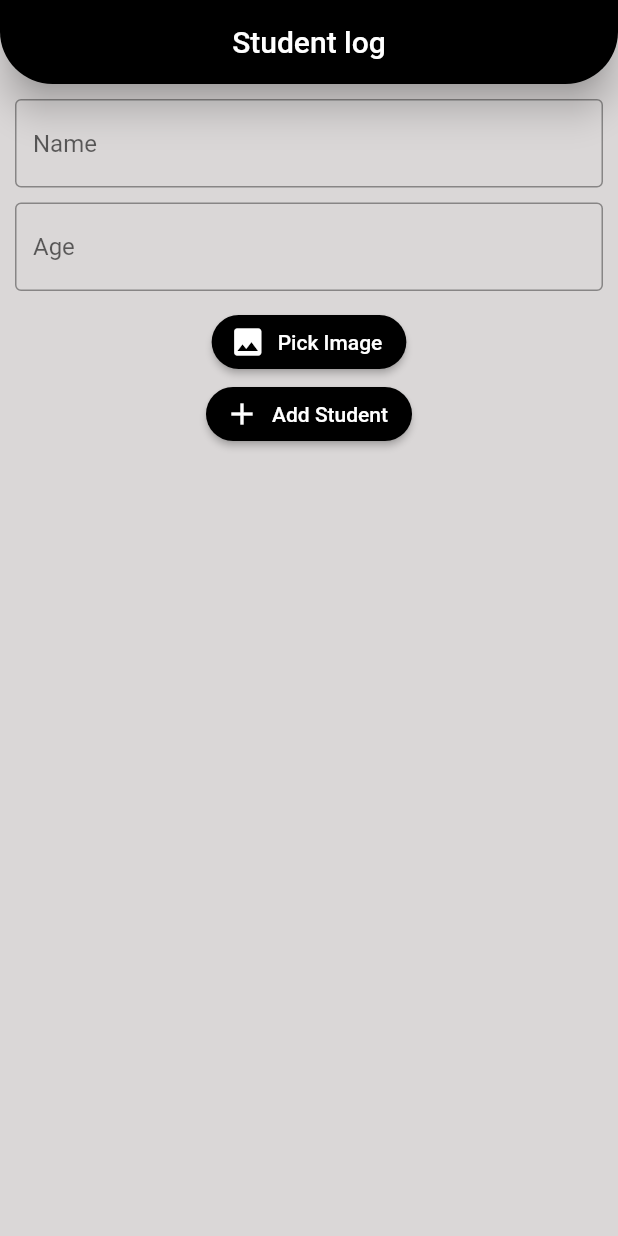
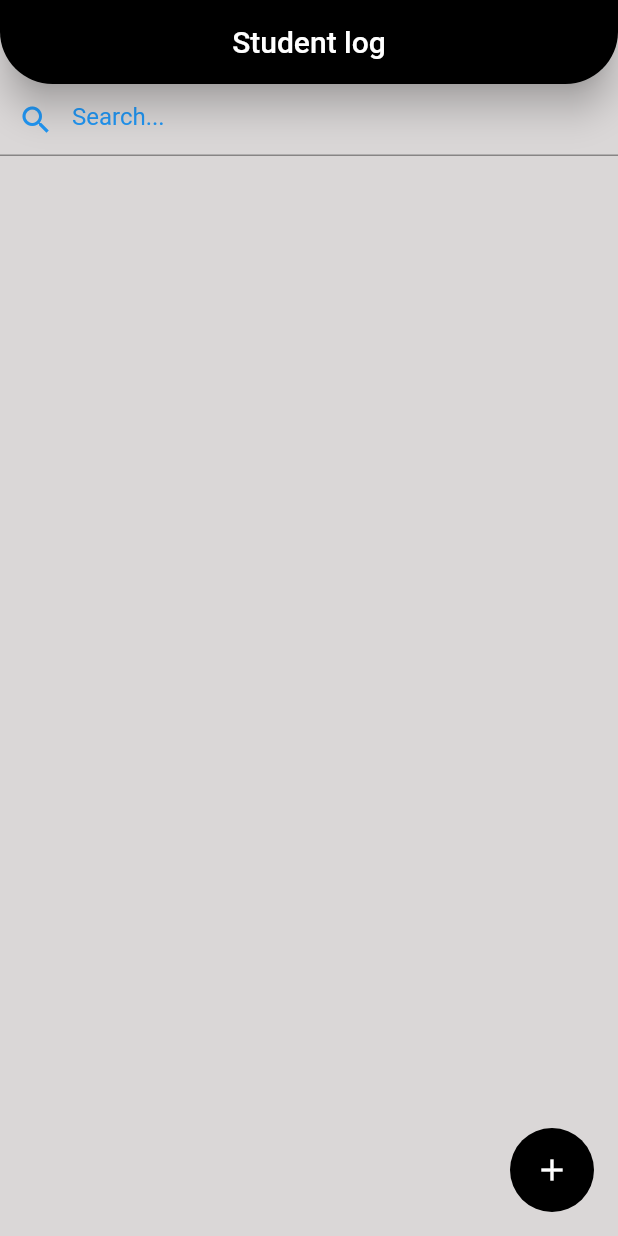
Before and after one commit to Mxxzi/hive-data-base, a Flutter app: the screen it shows after launch, on a phone screen of 412 x 824 dp. Run offline on Flutter 3.47's test engine with Material 2 defaults, Android fonts, the phone set to English and light mode, and no system bars; our stand-ins replace hive, hive_flutter, image_picker; missing offline and left inert: dart:ffi; accounts and stored records are empty.

Commit message:
this is the first project

```diff
--- a/lib/db/model/data_model.dart
+++ b/lib/db/model/data_model.dart
@@ -13,8 +13,15 @@ class StudentModel extends HiveObject {
   final String age;
 
   @HiveField(3)
+  final String place;
+
+  @HiveField(4)
   dynamic imagepath;
 
   StudentModel(
-      {required this.name, required this.age, this.id, this.imagepath});
+      {required this.name,
+      required this.age,
+      required this.place,
+      this.id,
+      this.imagepath});
 }
--- a/lib/list_student_widget.dart
+++ b/lib/list_student_widget.dart
@@ -4,26 +4,87 @@ import 'dart:ffi';
 
 import 'package:flutter/material.dart';
 import 'package:hive/hive.dart';
+import 'package:hive_database/alertWidget.dart';
 import 'package:hive_database/db/functions/db_functions.dart';
 import 'package:hive_database/db/model/data_model.dart';
 import 'package:hive_database/update_screen.dart';
 
-class ListStudentWidget extends StatelessWidget {
-  const ListStudentWidget({super.key});
+class ListStudentWidget extends StatefulWidget {
+  ListStudentWidget({super.key});
+
+  @override
+  State<ListStudentWidget> createState() => _ListStudentWidgetState();
+}
+
+class _ListStudentWidgetState extends State<ListStudentWidget> {
+  TextEditingController searchController = TextEditingController();
+  // bool _validation = false;
+
+  List<Widget> rowList = [];
+
+  showStudents(List<StudentModel> studentList) async {
+    rowList.clear();
+
+    for (int i = 0; i < studentList.length; i++) {
+      if (studentList
+          .elementAt(i)
+          .name
+          .toLowerCase()
+          .contains(searchController.text.toString())) {
+        // _validation = false;
+        rowList.add(buildStudentWidget(i, studentList));
+      } else {
+        // _validation = true;
+      }
+      // log('invalid $_validation');
+    }
+  }
 
   @override
   Widget build(BuildContext context) {
     return ValueListenableBuilder(
       valueListenable: studentListNotifier,
       builder: (BuildContext, List<StudentModel> studentList, Widget? child) {
-        return ListView.separated(
-          itemBuilder: ((ctx, index) {
+        showStudents(studentList);
+        return SingleChildScrollView(
+          child: Column(
+            mainAxisAlignment: MainAxisAlignment.end,
+            children: [
+              TextField(
+                onChanged: (value) {
+                  setState(() {
+                    showStudents(studentList);
+                  });
+                },
+                controller: searchController,
+                style: new TextStyle(
+                  color: Colors.black,
+                ),
+                decoration: new InputDecoration(
+                    prefixIcon: new Icon(Icons.search, color: Colors.blue),
+                    hintText: "Search...",
+                    hintStyle: new TextStyle(color: Colors.blue)),
+              ),
+              Column(
+                // children: _validation ? [Text('invalid item list')] :
+                children: rowList,
+              )
+            ],
+          ),
+        );
+      },
+    );
+  }
+
+  Widget buildStudentWidget(int index, List<StudentModel> studentList) {
+    dynamic avatar;
     final data = studentList[index];
-            dynamic avatar;
     if (studentList[index].imagepath != null) {
       avatar = base64Decode(studentList[index].imagepath);
     }
-            return ListTile(
+    return Column(
+      children: [
+        ListTile(
           leading: studentList[index].imagepath == null
               ? Icon(Icons.image)
               : CircleAvatar(
@@ -38,16 +99,28 @@ class ListStudentWidget extends StatelessWidget {
                         width: 70,
                         height: 70,
                       )))),
-              title: Text(data.name),
-              subtitle: Text(data.age),
+          title: Row(
+            children: [
+              Text(data.name),
+              SizedBox(
+                width: 10,
+              ),
+              Text(data.age),
+            ],
+          ),
+          subtitle: Text(data.place),
           trailing: Row(
             mainAxisSize: MainAxisSize.min,
             children: [
               IconButton(
                 onPressed: () async {
-                      log("dataaaa ${studentList[index].key}");
-                      log("dataaaa ${studentList[index]}");
-
+                  showDialog(
+                    context: context,
+                    builder: (context) {
+                      return AlertWidget(
+                        title: 'Delete',
+                        content: 'Do you want to delete this student log ?',
+                        onPressed: () {
                           if (data != null) {
                             deleteStudent(studentList[index].key);
                             ScaffoldMessenger.of(context).showSnackBar(SnackBar(
@@ -58,6 +131,11 @@ class ListStudentWidget extends StatelessWidget {
                           } else {
                             print('Student id is null.Unable to delete');
                           }
+                          Navigator.pop(context);
+                        },
+                      );
+                    },
+                  );
                 },
                 icon: Icon(
                   Icons.delete,
@@ -76,14 +154,8 @@ class ListStudentWidget extends StatelessWidget {
                   icon: Icon(Icons.edit))
             ],
           ),
-            );
-          }),
-          separatorBuilder: ((context, index) {
-            return const Divider();
-          }),
-          itemCount: studentList.length,
-        );
-      },
+        ),
+      ],
     );
   }
 }
--- a/lib/main.dart
+++ b/lib/main.dart
@@ -1,11 +1,13 @@
 import 'package:flutter/material.dart';
 import 'package:hive_database/db/model/data_model.dart';
-import 'package:hive_database/screen_home.dart';
+import 'package:hive_database/screen/screen_home.dart';
 import 'package:hive_flutter/adapters.dart';
 
 Future<void> main() async {
   WidgetsFlutterBinding.ensureInitialized();
+  // initializing Hive
   await Hive.initFlutter();
+
   if (!Hive.isAdapterRegistered(StudentModelAdapter().typeId)) {
     Hive.registerAdapter(StudentModelAdapter());
   }
@@ -23,7 +25,7 @@ class MyApp extends StatelessWidget {
       theme: ThemeData(
         primarySwatch: Colors.blue,
       ),
-      home: const ScreenHome(),
+      home: ScreenHome(),
     );
   }
 }
--- /dev/null
+++ b/lib/screen/screen_home.dart
@@ -0,0 +1,49 @@
+import 'package:flutter/material.dart';
+import 'package:hive_database/add_student.dart';
+
+import 'package:hive_database/db/functions/db_functions.dart';
+import 'package:hive_database/list_student_widget.dart';
+
+class ScreenHome extends StatefulWidget {
+  const ScreenHome({super.key});
+
+  @override
+  State<ScreenHome> createState() => _ScreenHomeState();
+}
+
+class _ScreenHomeState extends State<ScreenHome> {
+  @override
+  Widget build(BuildContext context) {
+    getAllStudents();
+    return new Scaffold(
+      backgroundColor: const Color.fromARGB(255, 218, 215, 215),
+      appBar: new AppBar(
+        title: const Text('Student log'),
+        centerTitle: true,
+        backgroundColor: Colors.black,
+        actions: <Widget>[],
+        shape: const RoundedRectangleBorder(
+          borderRadius: BorderRadius.vertical(
+            bottom: Radius.circular(35),
+          ),
+        ),
+        elevation: 10,
+      ),
+      body: SafeArea(
+        child: Column(
+          children: [
+            Expanded(child: ListStudentWidget()),
+          ],
+        ),
+      ),
+      floatingActionButton: new FloatingActionButton(
+          elevation: 0.0,
+          child: new Icon(Icons.add),
+          backgroundColor: Color.fromARGB(255, 0, 0, 0),
+          onPressed: () {
+            Navigator.push(context,
+                MaterialPageRoute(builder: (ctx) => AddStudentScreen()));
+          }),
+    );
+  }
+}
--- a/lib/screen_home.dart
+++ /dev/null
@@ -1,34 +0,0 @@
-import 'package:flutter/material.dart';
-import 'package:hive_database/add_student_widget.dart';
-import 'package:hive_database/db/functions/db_functions.dart';
-import 'package:hive_database/list_student_widget.dart';
-
-class ScreenHome extends StatelessWidget {
-  const ScreenHome({super.key});
-
-  @override
-  Widget build(BuildContext context) {
-    getAllStudents();
-    return Scaffold(
-      backgroundColor: const Color.fromARGB(255, 218, 215, 215),
-      appBar: AppBar(
-        title: const Text('Student log'),
-        centerTitle: true,
-        backgroundColor: Colors.black,
-        shape: const RoundedRectangleBorder(
-          borderRadius: BorderRadius.vertical(
-            bottom: Radius.circular(35),
-          ),
-        ),
-        elevation: 10,
-      ),
-      body: SafeArea(
-          child: Column(
-        children: [
-          AddStudentWidget(),
-          const Expanded(child: ListStudentWidget()),
-        ],
-      )),
-    );
-  }
-}
--- a/pubspec.yaml
+++ b/pubspec.yaml
@@ -50,7 +50,7 @@ dev_dependencies:
   # activated in the `analysis_options.yaml` file located at the root of your
   # package. See that file for information about deactivating specific lint
   # rules and activating additional ones.
-  flutter_lints: ^2.0.0
+  # flutter_lints: ^2.0.0
 
 # For information on the generic Dart part of this file, see the
 # following page: https://dart.dev/tools/pub/pubspec
```
Also changed, not shown: lib/add_student.dart (added, +26 -0 lines), lib/add_student_widget.dart (+18 -3 lines), lib/alertWidget.dart (added, +36 -0 lines), lib/update_screen.dart (+69 -6 lines), lib/db/model/data_model.g.dart, pubspec.lock. Lines whose indentation alone changed are shown as unchanged.
